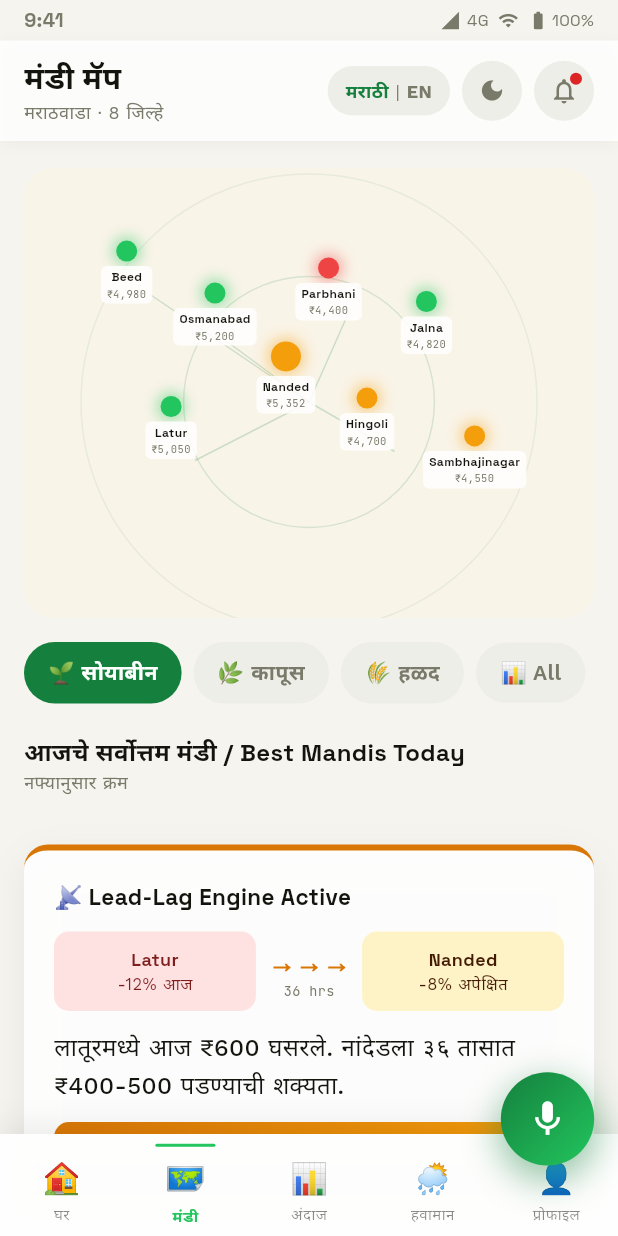
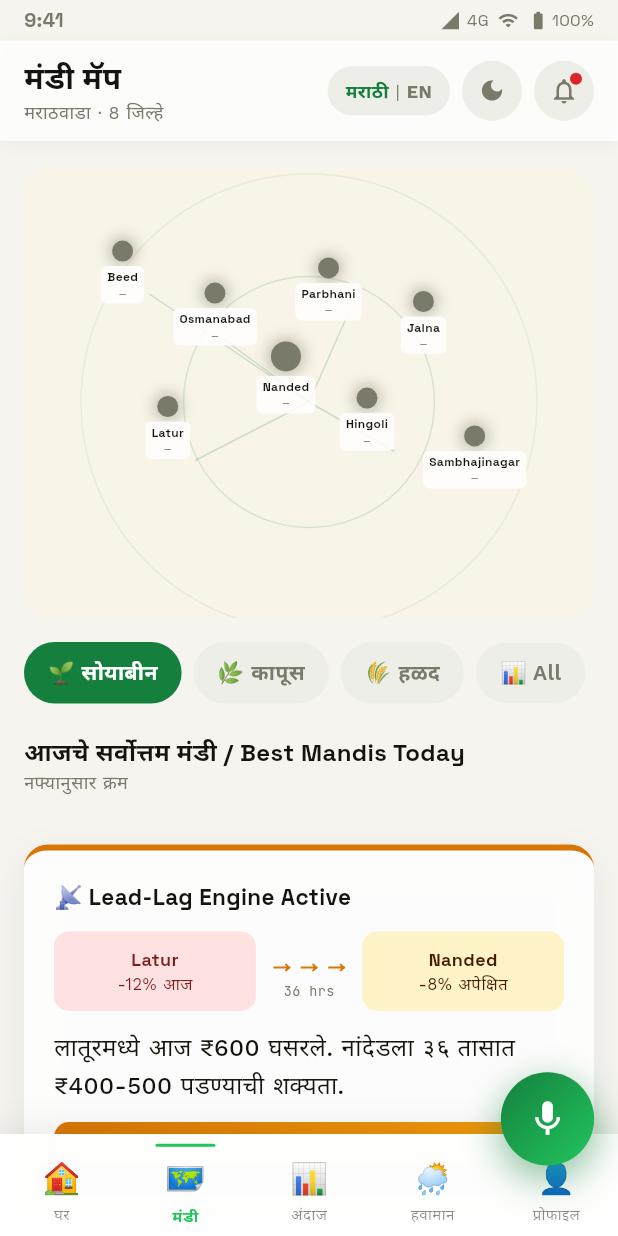
Before and after one commit to MaheshDakulge/KisanAlert-AI, a Flutter app: the screen it shows after launch, item 2 of the bottom bar chosen, on a phone screen of 412 x 824 dp. Run offline on Flutter 3.47's test engine with Material 3 defaults, Android fonts, the phone set to English and light mode, and no system bars; our stand-ins replace google_fonts, sqflite; accounts and stored records are empty; network calls fail.

Commit message:
Week 2 fixes: async pipeline, null guards on all screens, mandi pin honest data, complete requirements.txt

```diff
--- a/kisanalert_app/lib/screens/mandi_screen.dart
+++ b/kisanalert_app/lib/screens/mandi_screen.dart
@@ -227,12 +227,15 @@ class _MaratwaadaMap extends StatelessWidget {
     ];
 
     return pins.map((p) {
-      final priceStr = p.$6 != null ? '₹${p.$6!.priceForCrop(state.activeCrop).toStringAsFixed(0)}' : p.$4;
-      final signalStr = p.$6 != null ? p.$6!.signal : p.$5;
+    final priceStr = p.$6 != null
+        ? '₹${p.$6!.priceForCrop(state.activeCrop).toStringAsFixed(0)}'
+        : '—';  // Show dash, never fake data
+      final signalStr = p.$6?.signal ?? 'NONE';  // NONE = grey, no hardcoded colour
       final isBest = p.$6 != null && p.$6!.isBest;
       final color = signalStr == 'GREEN' ? AppColors.greenVivid
           : signalStr == 'RED' ? AppColors.redVivid
-          : AppColors.amberVivid;
+          : signalStr == 'AMBER' ? AppColors.amberVivid
+          : AppColors.textMuted;  // Grey when no live data
 
       return Positioned(
         left: p.$1 * 370 - 30,
```
Also changed, not shown: kisanalert/requirements.txt (+18 -3 lines), kisanalert_app/lib/screens/predict_screen.dart (+14 -1 lines), 1 other file.
